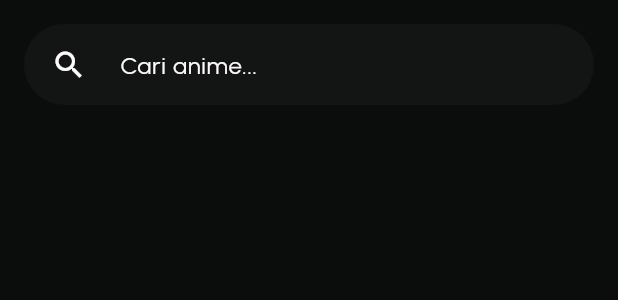
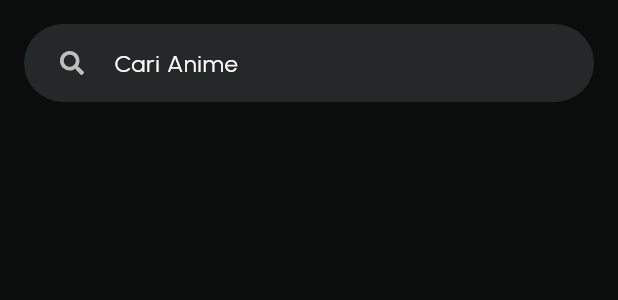
Before and after one commit to kudanilll/kunime, a Flutter app: the HomeSearchBar widget shown alone on an empty page, opened directly, on a phone screen of 412 x 824 dp. Shown: the top 300 px of the screen. Run offline on Flutter 3.47's test engine with Material 3 defaults, Android fonts, the phone set to English and light mode, and no system bars; our stand-ins replace cached_network_image, card_swiper, flutter_dotenv, flutter_riverpod, flutter_svg, font_awesome_flutter and 2 more; accounts and stored records are empty; network calls fail.

Commit message:
feat(home): add svg icon support and improve search bar styling
- Add flutter_svg dependency for SVG icon support
- Create SvgIcon widget for reusable SVG icons
- Update search bar with SVG icon and improved styling
- Adjust ongoing anime card layout and colors

```diff
--- a/lib/core/themes/app_theme.dart
+++ b/lib/core/themes/app_theme.dart
@@ -32,7 +32,7 @@ class AppTheme {
       ),
 
       searchViewTheme: SearchViewThemeData(
-        backgroundColor: AppTokens.secondary.withValues(alpha: .3),
+        backgroundColor: AppTokens.secondary,
       ),
     );
   }
--- /dev/null
+++ b/lib/core/widgets/svg_icon.dart
@@ -0,0 +1,15 @@
+import 'package:flutter/material.dart';
+import 'package:flutter_svg/flutter_svg.dart';
+
+class SvgIcon {
+  SvgIcon._();
+
+  static final String _iconPath = 'assets/icons/';
+
+  static Widget search(double size, Color color) => SvgPicture.asset(
+    '$_iconPath/search.svg',
+    width: size,
+    height: size,
+    colorFilter: ColorFilter.mode(color, BlendMode.srcIn),
+  );
+}
--- a/lib/features/home/presentation/widgets/home_search_bar.dart
+++ b/lib/features/home/presentation/widgets/home_search_bar.dart
@@ -1,4 +1,6 @@
 import 'package:flutter/material.dart';
+import 'package:kunime/core/themes/app_tokens.dart';
+import 'package:kunime/core/widgets/svg_icon.dart';
 
 class HomeSearchBar extends StatelessWidget {
   const HomeSearchBar({super.key});
@@ -9,19 +11,23 @@ class HomeSearchBar extends StatelessWidget {
       padding: const EdgeInsets.all(16.0),
       child: Container(
         decoration: BoxDecoration(
-          // color: Colors.grey[900],
           color: Theme.of(context).searchViewTheme.backgroundColor,
           borderRadius: BorderRadius.circular(30),
         ),
         child: TextField(
-          decoration: const InputDecoration(
-            hintText: 'Cari anime...',
+          style: TextStyle(color: AppTokens.onSecondary),
+          decoration: InputDecoration(
+            hintText: 'Cari Anime',
             prefixIcon: Padding(
-              padding: EdgeInsets.symmetric(horizontal: 18),
-              child: Icon(Icons.search),
+              padding: EdgeInsets.only(left: 8),
+              child: IconButton(
+                onPressed: () {},
+                icon: SvgIcon.search(16, AppTokens.onSecondary),
+              ),
+              // child: Icon(Icons.search),
             ),
             border: InputBorder.none,
-            contentPadding: EdgeInsets.symmetric(horizontal: 20, vertical: 15),
+            contentPadding: EdgeInsets.symmetric(vertical: 14),
           ),
           onChanged: (value) {},
         ),
--- a/pubspec.yaml
+++ b/pubspec.yaml
@@ -25,6 +25,7 @@ dependencies:
   go_router: ^17.0.0
   flutter_riverpod: ^3.0.3
   shared_preferences: ^2.5.3
+  flutter_svg: ^2.2.3
 
 dev_dependencies:
   flutter_test:
@@ -38,6 +39,7 @@ flutter:
   assets:
     - .env
     - assets/images/
+    - assets/icons/
 
   fonts:
     - family: Urbanist
```
Also changed, not shown: lib/features/home/presentation/widgets/ongoing_anime_card.dart (+28 -38 lines), assets/icons/search.svg (added), pubspec.lock.
